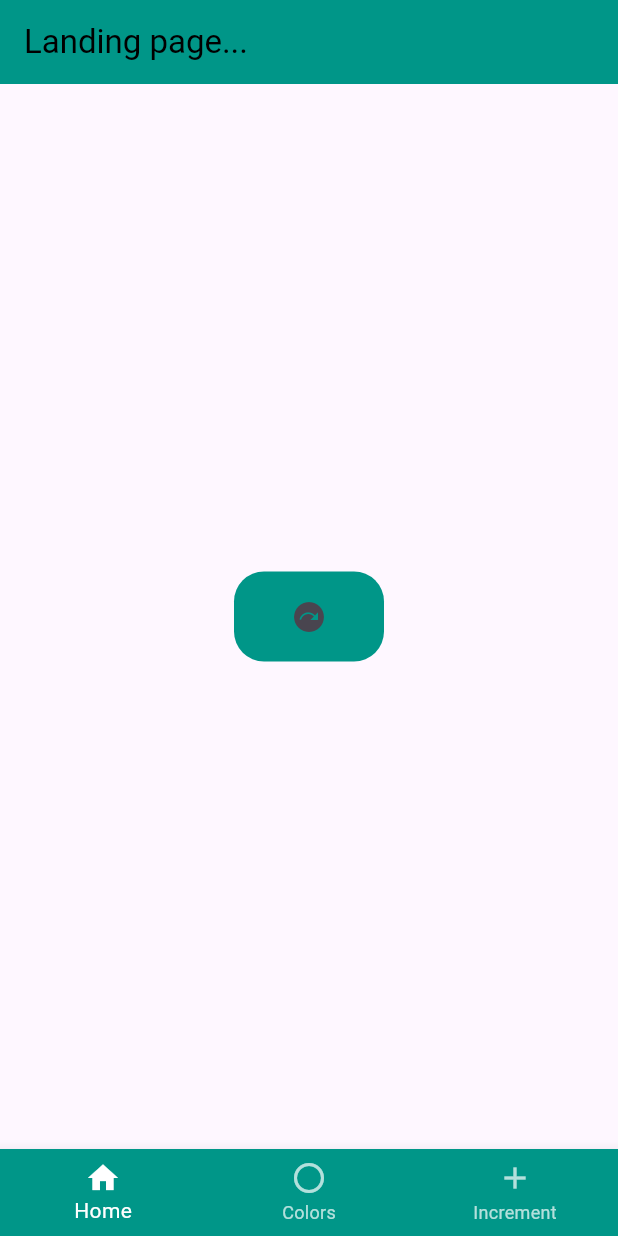
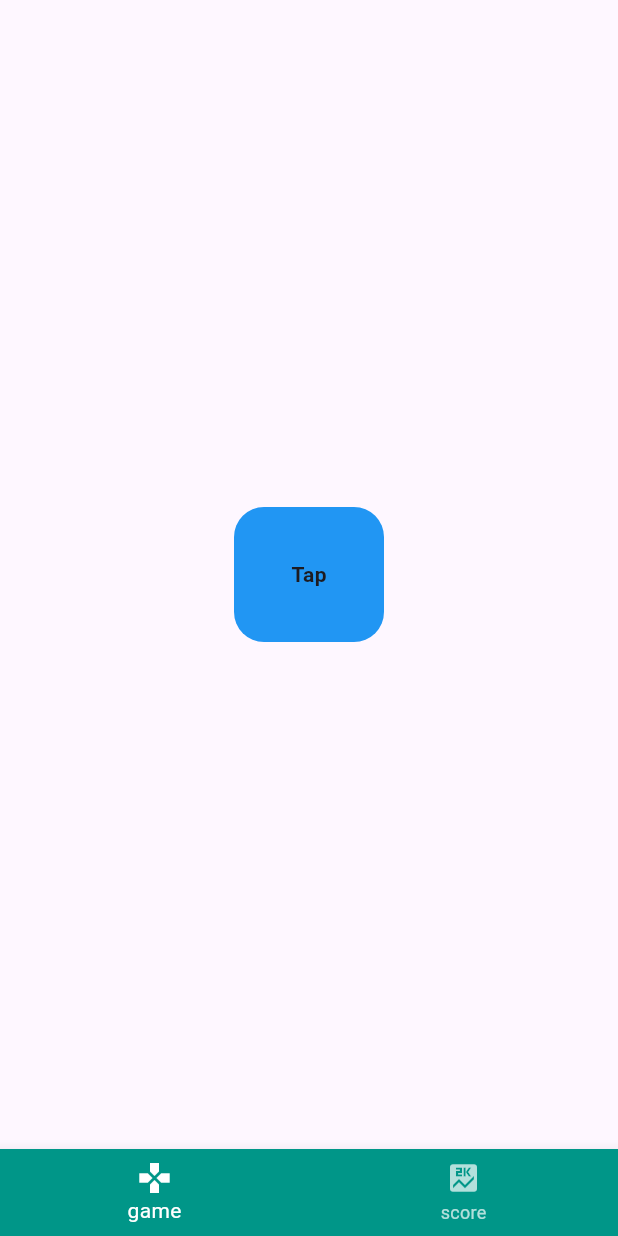
Before and after one commit to Harish1604/flutter_prac, a Flutter app: the screen it shows after launch, on a phone screen of 412 x 824 dp. Run offline on Flutter 3.47's test engine with Material 3 defaults, Android fonts, the phone set to English and light mode, and no system bars.

Commit message:
practise mad

```diff
--- a/lib/main.dart
+++ b/lib/main.dart
@@ -1,7 +1,8 @@
 import 'dart:math';
 import 'package:flutter/material.dart';
+import 'package:flutter_application_1/pages/game.dart';
 import '/pages/incdec.dart';
-import '/pages/page1.dart';
+import 'package:flutter_application_1/pages/page1.dart';
 
 void main() {
   runApp(myApp());
@@ -11,7 +12,7 @@ class myApp extends StatelessWidget {
   Widget build(BuildContext context) {
     return (MaterialApp(
       debugShowCheckedModeBanner: false,
-      home: landingPage(),
+      home: Game(),
     ));
   }
 }
--- /dev/null
+++ b/lib/pages/game.dart
@@ -0,0 +1,103 @@
+import 'package:flutter/material.dart';
+import 'package:flutter_application_1/pages/scorepage.dart';
+
+class Game extends StatefulWidget {
+  @override
+  _Game createState() => _Game();
+}
+
+class _Game extends State<Game> {
+  int selectedindex = 0;
+  int x = 0;
+
+  @override
+  Widget build(BuildContext context) {
+    void _onTap() {
+      setState(() {
+        x++;
+      });
+      ScaffoldMessenger.of(
+        context,
+      ).showSnackBar(SnackBar(content: Text("One tap = +1")));
+    }
+
+    void _onDoubleTap() {
+      setState(() {
+        x += 5;
+      });
+      ScaffoldMessenger.of(
+        context,
+      ).showSnackBar(SnackBar(content: Text("Double tap = +5")));
+    }
+
+    void _LongPress() {
+      setState(() {
+        x = 0;
+      });
+
+      ScaffoldMessenger.of(
+        context,
+      ).showSnackBar(SnackBar(content: Text("Long Press = reser broo!!")));
+    }
+
+    return Scaffold(
+      body: GestureDetector(
+        onTap: () => _onTap(),
+        onDoubleTap: () => _onDoubleTap(),
+        onLongPress: () => _LongPress(),
+
+        child: Center(
+          child: Column(
+            mainAxisAlignment: MainAxisAlignment.center,
+            children: [
+              Row(
+                mainAxisAlignment: MainAxisAlignment.center,
+                children: [
+                  Container(
+                    width: 100,
+                    height: 90,
+                    decoration: BoxDecoration(
+                      color: Colors.blue,
+                      borderRadius: BorderRadius.circular(20),
+                    ),
+                    child: Center(
+                      child: Text(
+                        "Tap",
+                        style: TextStyle(fontWeight: FontWeight.bold),
+                      ),
+                    ),
+                  ),
+
+                ],
+              ),
+            ],
+          ),
+        ),
+      ),
+
+      bottomNavigationBar: BottomNavigationBar(
+        backgroundColor: Colors.teal,
+        currentIndex: selectedindex,
+        selectedItemColor: Colors.white,
+        unselectedItemColor: Colors.white70,
+
+        onTap:
+            (index) => setState(() {
+              selectedindex = index;
+
+              if (index == 1) {
+                Navigator.push(
+                  context,
+                  MaterialPageRoute(builder: (context) => ScorePage(score :x)),
+                );
+              }
+            }),
+
+        items: [
+          BottomNavigationBarItem(label: "game", icon: Icon(Icons.gamepad)),
+          BottomNavigationBarItem(label: "score", icon: Icon(Icons.score)),
+        ],
+      ),
+    );
+  }
+}
--- /dev/null
+++ b/lib/pages/scorepage.dart
@@ -0,0 +1,19 @@
+import 'package:flutter/material.dart';
+import 'package:flutter_application_1/pages/game.dart';
+
+
+class ScorePage extends StatelessWidget {
+  final int score;
+  ScorePage({required this.score});
+  @override
+  Widget build(BuildContext context) {
+
+    return Scaffold(
+      appBar: AppBar(centerTitle: true, title : Text("Score"),),
+      body: Center(
+          child: Text("Score : $score"),
+      ),
+    );
+
+  }
+}
```
Also changed, not shown: lib/pages/page1.dart (+7 -13 lines).
